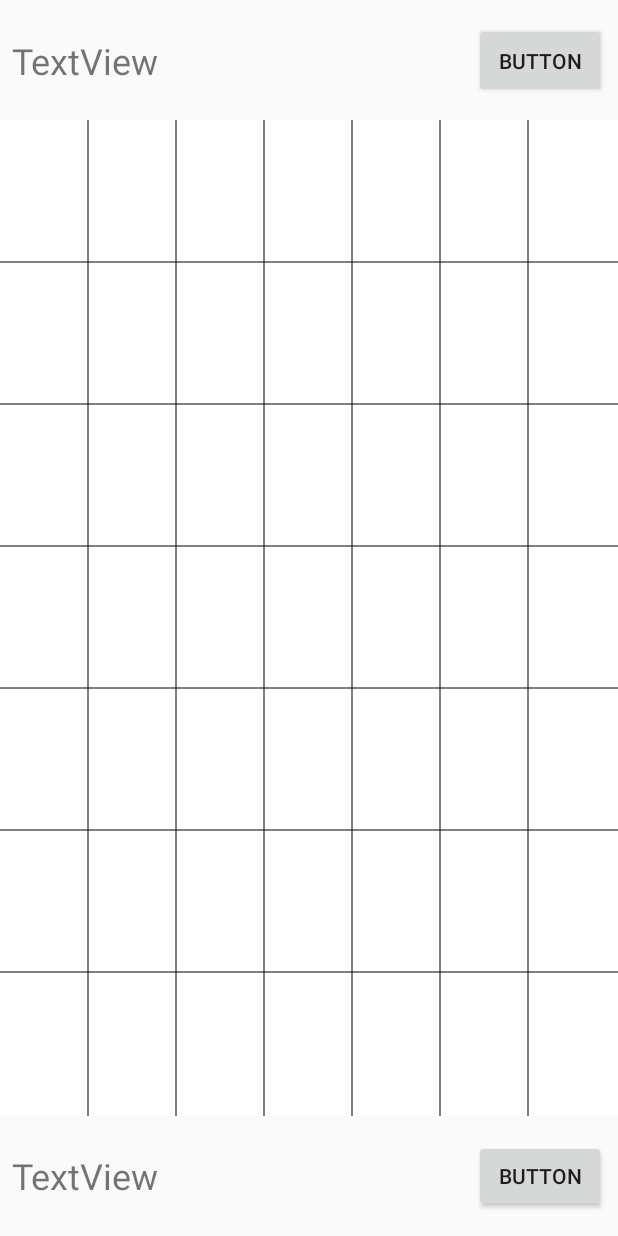
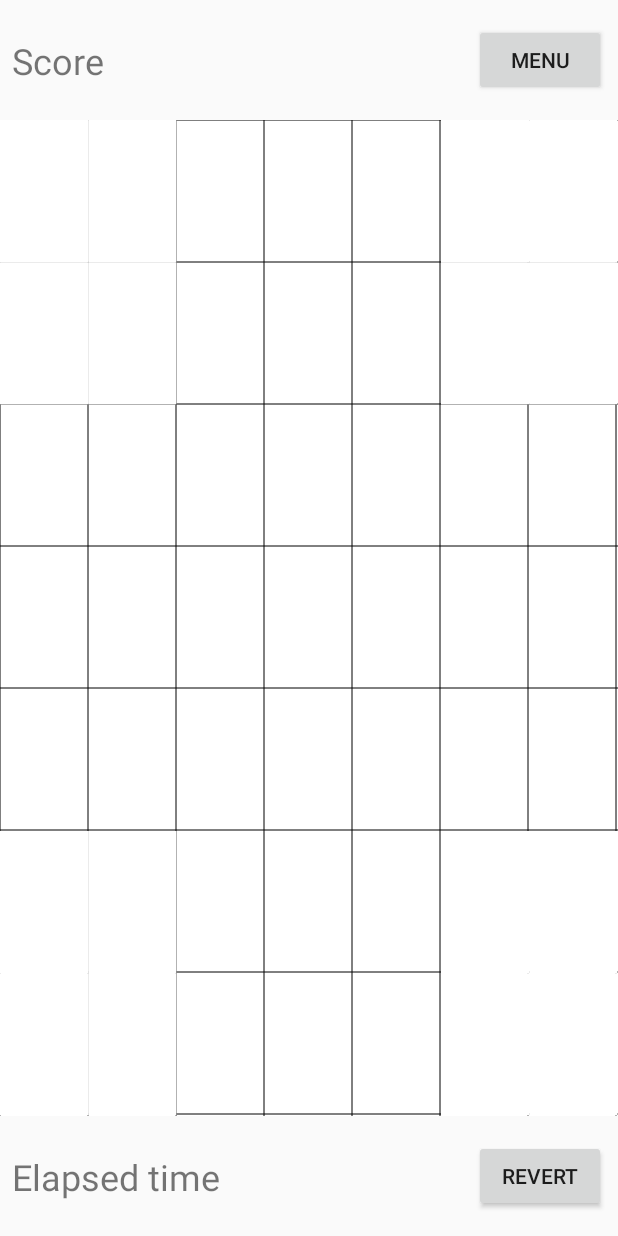
Before and after one commit to ermanergoz/PegSolutarie, an Android app: the screen it shows after launch (MainActivity), on a phone screen of 412 x 824 dp. Run offline under Robolectric (Android 15) with nearby library versions, the phone set to English and light mode, and no system bars.

Commit message:
start implementing game panel

```diff
--- a/app/src/main/AndroidManifest.xml
+++ b/app/src/main/AndroidManifest.xml
@@ -9,7 +9,7 @@
         android:roundIcon="@mipmap/ic_launcher_round"
         android:supportsRtl="true"
         android:theme="@style/AppTheme">
-        <activity android:name=".activities.MainActivity">
+        <activity android:name=".MainActivity">
             <intent-filter>
                 <action android:name="android.intent.action.MAIN" />
 
--- /dev/null
+++ b/app/src/main/java/com/erman/pegsolitarie/EnglishBoard.kt
@@ -0,0 +1,48 @@
+package com.erman.pegsolitarie
+
+import android.content.Context
+import android.content.res.Resources
+import android.util.TypedValue
+import android.view.View
+
+private const val gameGridHolderHeightOffset = 160f
+
+fun constructEnglishBoard(context: Context): View {
+    val px = TypedValue.applyDimension(
+        TypedValue.COMPLEX_UNIT_DIP,
+        gameGridHolderHeightOffset,
+        context.resources.displayMetrics
+    )
+
+    val screenWidth = Resources.getSystem().displayMetrics.widthPixels
+    val screenHeight = Resources.getSystem().displayMetrics.heightPixels - px.toInt()
+
+    val gameCorners: Array<IntArray> = Array(7) { IntArray(7) }
+
+    gameCorners[0][0] = -1
+    gameCorners[0][1] = -1
+    gameCorners[1][0] = -1
+    gameCorners[1][1] = -1
+
+    gameCorners[5][0] = -1
+    gameCorners[6][0] = -1
+    gameCorners[5][1] = -1
+    gameCorners[6][1] = -1
+
+    gameCorners[5][5] = -1
+    gameCorners[6][5] = -1  //TODO: Change these nasty stuff
+    gameCorners[5][6] = -1
+    gameCorners[6][6] = -1
+
+    gameCorners[5][5] = -1
+    gameCorners[6][5] = -1
+    gameCorners[5][6] = -1
+    gameCorners[6][6] = -1
+
+    gameCorners[0][5] = -1
+    gameCorners[1][5] = -1
+    gameCorners[0][6] = -1
+    gameCorners[1][6] = -1
+
+    return GridView(context, screenWidth, screenHeight,gameCorners, null)
+}
--- /dev/null
+++ b/app/src/main/java/com/erman/pegsolitarie/GridView.kt
@@ -0,0 +1,115 @@
+package com.erman.pegsolitarie
+
+import android.content.Context
+import android.graphics.Canvas
+import android.graphics.Color
+import android.graphics.Paint
+import android.util.AttributeSet
+import android.view.MotionEvent
+import android.view.View
+
+class GridView(
+    context: Context?,
+    private var screenWidth: Int,
+    private var screenHeight: Int,
+    private var cells: Array<IntArray>,
+    attrs: AttributeSet?
+) :
+    View(context, attrs) {
+
+    private var cellWidth = 0
+    private var cellHeight = 0
+    private val blackPaint: Paint = Paint()
+    private val cornerPaint: Paint = Paint()
+    private var numColumns: Int = cells.size
+    private var numRows: Int = cells[0].size
+
+    private fun calculateDimensions() {
+        if (numColumns < 1 || numRows < 1) {
+            return
+        }
+        cellWidth = screenWidth / numColumns
+        cellHeight = (screenHeight) / numRows
+
+        invalidate()
+    }
+
+    override fun onDraw(canvas: Canvas) {
+        calculateDimensions()
+
+        canvas.drawColor(Color.WHITE)
+        if (numColumns == 0 || numRows == 0) {
+            return
+        }
+        drawGridLines(canvas)
+        paintCorners(canvas)
+        paintCell(canvas)
+    }
+
+    private fun paintCorners(canvas: Canvas) {
+        for (i in cells.indices) {
+            for (j in cells[i].indices) {
+                if (cells[i][j] == -1)
+                    canvas.drawRect(
+                        (i * (cellWidth + 0.2)).toFloat(), (j * (cellHeight + 0.2)).toFloat(),
+                        ((i + 1) * (cellWidth + 0.2)).toFloat(), ((j + 1) * (cellHeight + 0.2)).toFloat(),
+                        cornerPaint
+                    )
+            }
+        }
+    }
+
+    private fun drawGridLines(canvas: Canvas) {
+        for (i in 0 until numColumns + 1) {
+            canvas.drawLine(
+                (i * cellWidth).toFloat(), 0F,
+                (i * cellWidth).toFloat(), height.toFloat(), blackPaint
+            )
+        }
+        for (i in 0 until numRows + 1) {
+            canvas.drawLine(
+                0F, (i * cellHeight).toFloat(),
+                width.toFloat(), (i * cellHeight).toFloat(), blackPaint
+            )
+        }
+    }
+
+    private fun paintCell(canvas: Canvas) {
+        for (i in 0 until numColumns) {
+            for (j in 0 until numRows) {
+                if (cells[i][j] == 1 && cells[i][j] != -1) {
+                    val centerX = (((i * cellWidth) + (((i + 1) * cellWidth))) / 2).toFloat()
+                    val centerY = (((j * cellHeight) + (((j + 1) * cellHeight))) / 2).toFloat()
+
+                    val radius = if (cellWidth < cellHeight)
+                        (cellWidth / 2).toFloat()
+                    else (cellHeight / 2).toFloat()
+
+                    canvas.drawCircle(centerX, centerY, radius, blackPaint)
+                }
+            }
+        }
+    }
+
+    override fun onTouchEvent(event: MotionEvent): Boolean {
+        if (event.action == MotionEvent.ACTION_DOWN) {
+            val column = (event.x / cellWidth).toInt()
+            val row = (event.y / cellHeight).toInt()
+
+            if (row < numRows && column < numColumns) {
+                if (cells[column][row] == 1)
+                    cells[column][row] = 0
+                else
+                    cells[column][row] = 1
+
+                invalidate()
+            }
+        }
+        return true
+    }
+
+    init {
+        cornerPaint.color = Color.WHITE
+        blackPaint.style = Paint.Style.FILL_AND_STROKE
+    }
+}
--- /dev/null
+++ b/app/src/main/java/com/erman/pegsolitarie/MainActivity.kt
@@ -0,0 +1,21 @@
+package com.erman.pegsolitarie
+
+import android.content.res.Resources
+import android.os.Bundle
+import android.util.TypedValue
+import android.view.WindowManager
+import androidx.appcompat.app.AppCompatActivity
+import kotlinx.android.synthetic.main.activity_main.*
+
+class MainActivity : AppCompatActivity() {
+
+    override fun onCreate(savedInstanceState: Bundle?) {
+        super.onCreate(savedInstanceState)
+
+        setContentView(R.layout.activity_main)
+
+        window.setFlags(WindowManager.LayoutParams.FLAG_FULLSCREEN, WindowManager.LayoutParams.FLAG_FULLSCREEN)
+
+        gameGridHolder.addView(constructEnglishBoard(this))
+    }
+}
--- a/app/src/main/java/com/erman/pegsolitarie/activities/MainActivity.kt
+++ /dev/null
@@ -1,26 +0,0 @@
-package com.erman.pegsolitarie.activities
-
-import android.os.Bundle
-import android.view.WindowManager
-import androidx.appcompat.app.AppCompatActivity
-import androidx.fragment.app.FragmentManager
-import com.erman.pegsolitarie.R
-import com.erman.pegsolitarie.fragments.EnglishBoardFragment
-
-class MainActivity : AppCompatActivity() {
-
-    private val fragmentManager: FragmentManager = supportFragmentManager
-
-    override fun onCreate(savedInstanceState: Bundle?) {
-        super.onCreate(savedInstanceState)
-
-        setContentView(R.layout.activity_main)
-
-        window.setFlags(
-            WindowManager.LayoutParams.FLAG_FULLSCREEN,
-            WindowManager.LayoutParams.FLAG_FULLSCREEN
-        )
-
-        fragmentManager.beginTransaction().add(R.id.fragmentHolder, EnglishBoardFragment()).addToBackStack("").commit()
-    }
-}
--- a/app/src/main/java/com/erman/pegsolitarie/fragments/EnglishBoardFragment.kt
+++ /dev/null
@@ -1,45 +0,0 @@
-package com.erman.pegsolitarie.fragments
-
-import android.content.res.Resources
-import android.os.Bundle
-import android.util.TypedValue
-import android.view.LayoutInflater
-import android.view.View
-import android.view.ViewGroup
-import androidx.fragment.app.Fragment
-import com.erman.pegsolitarie.R
-import com.erman.pegsolitarie.views.GridView
-import kotlinx.android.synthetic.main.fragment_english_board.*
-
-class EnglishBoardFragment : Fragment() {
-
-    override fun onCreateView(
-        inflater: LayoutInflater,
-        container: ViewGroup?,
-        savedInstanceState: Bundle?
-    ): View? {
-        return inflater.inflate(R.layout.fragment_english_board, container, false)
-    }
-
-    override fun onViewCreated(view: View, savedInstanceState: Bundle?) {
-        super.onViewCreated(view, savedInstanceState)
-
-        val px = TypedValue.applyDimension(
-            TypedValue.COMPLEX_UNIT_DIP,
-            160f,
-            resources.displayMetrics
-        )
-
-        var gameView = GridView(
-            context,
-            7,
-            7,
-            Resources.getSystem().displayMetrics.widthPixels,
-            Resources.getSystem().displayMetrics.heightPixels-px.toInt(),
-            null
-        )
-        gameView.id = R.id.gameView
-
-        linearLayout.addView(gameView)
-    }
-}
--- a/app/src/main/java/com/erman/pegsolitarie/views/GridView.kt
+++ /dev/null
@@ -1,91 +0,0 @@
-package com.erman.pegsolitarie.views
-
-import android.content.Context
-import android.graphics.Canvas
-import android.graphics.Color
-import android.graphics.Paint
-import android.util.AttributeSet
-import android.util.Log
-import android.view.MotionEvent
-import android.view.View
-
-class GridView(
-    context: Context?,
-    private var numColumns: Int,
-    private var numRows: Int,
-    private var screenWidth: Int,
-    private var screenHeight: Int,
-    attrs: AttributeSet?
-) :
-    View(context, attrs) {
-
-    private var cellWidth = 0
-    private var cellHeight = 0
-    private val blackPaint: Paint = Paint()
-    private var cellChecked: Array<BooleanArray> = Array(numColumns) { BooleanArray(numRows) }
-    /*
-        override fun onSizeChanged(w: Int, h: Int, oldw: Int, oldh: Int) {
-            super.onSizeChanged(w, h, oldw, oldh)
-            calculateDimensions()
-        }
-    */
-    private fun calculateDimensions() {
-        if (numColumns < 1 || numRows < 1) {
-            return
-        }
-
-        cellWidth = screenWidth / numColumns
-        cellHeight = (screenHeight) / numRows
-
-        invalidate()
-    }
-
-    override fun onDraw(canvas: Canvas) {
-        calculateDimensions()
-
-        canvas.drawColor(Color.WHITE)
-        if (numColumns == 0 || numRows == 0) {
-            return
-        }
-        val width = screenWidth
-        val height = screenHeight
-        Log.e("width and height", screenWidth.toString() + " - " + screenHeight)
-        for (i in 0 until numColumns) {
-            for (j in 0 until numRows) {
-                if (cellChecked[i][j]) {
-                    canvas.drawRect(
-                        (i * cellWidth).toFloat(), (j * cellHeight).toFloat(),
-                        ((i + 1) * cellWidth).toFloat(), ((j + 1) * cellHeight).toFloat(),
-                        blackPaint
-                    )   //to fill the square
-                }
-            }
-        }
-        for (i in 1 until numColumns) {
-            canvas.drawLine(
-                (i * cellWidth).toFloat(), 0F,
-                (i * cellWidth).toFloat(), height.toFloat(), blackPaint
-            )
-        }
-        for (i in 1 until numRows) {
-            canvas.drawLine(
-                0F, (i * cellHeight).toFloat(),
-                width.toFloat(), (i * cellHeight).toFloat(), blackPaint
-            )
-        }
-    }
-
-    override fun onTouchEvent(event: MotionEvent): Boolean {
-        if (event.action == MotionEvent.ACTION_DOWN) {
-            val column = (event.x / cellWidth).toInt()
-            val row = (event.y / cellHeight).toInt()
-            cellChecked[column][row] = !cellChecked[column][row]
-            invalidate()
-        }
-        return true
-    }
-
-    init {
-        blackPaint.setStyle(Paint.Style.FILL_AND_STROKE)
-    }
-}
--- a/app/src/main/res/layout/activity_main.xml
+++ b/app/src/main/res/layout/activity_main.xml
@@ -5,42 +5,95 @@
     android:layout_width="match_parent"
     android:layout_height="match_parent">
 
-    <FrameLayout
-        android:id="@+id/fragmentHolder"
-        android:layout_width="0dp"
-        android:layout_height="0dp"
-        app:layout_constraintBottom_toTopOf="@+id/textView"
+    <androidx.constraintlayout.widget.ConstraintLayout
+        android:id="@+id/toolbarTop"
+        android:layout_width="match_parent"
+        android:layout_height="80dp"
+
         app:layout_constraintEnd_toEndOf="parent"
-        app:layout_constraintHorizontal_bias="0.5"
         app:layout_constraintStart_toStartOf="parent"
         app:layout_constraintTop_toTopOf="parent">
 
+        <TextView
+            android:id="@+id/scoreTextView"
+            android:layout_width="wrap_content"
+            android:layout_height="wrap_content"
+            android:layout_marginStart="8dp"
+            android:layout_marginLeft="8dp"
+            android:text="Score"
+            android:textSize="24sp"
+            app:layout_constraintBottom_toBottomOf="parent"
+            app:layout_constraintStart_toStartOf="parent"
+            app:layout_constraintTop_toTopOf="parent" />
+
+        <Button
+            android:id="@+id/menuButton"
+            android:layout_width="wrap_content"
+            android:layout_height="wrap_content"
+            android:layout_marginStart="8dp"
+            android:layout_marginLeft="8dp"
+            android:layout_marginEnd="8dp"
+            android:layout_marginRight="8dp"
+            android:text="Menu"
+            app:layout_constrainedWidth="true"
+            app:layout_constraintBottom_toBottomOf="parent"
+            app:layout_constraintEnd_toEndOf="parent"
+            app:layout_constraintHorizontal_bias="1.0"
+            app:layout_constraintStart_toEndOf="@+id/scoreTextView"
+            app:layout_constraintTop_toTopOf="parent" />
+
+    </androidx.constraintlayout.widget.ConstraintLayout>
+
+    <FrameLayout
+        android:id="@+id/gameGridHolder"
+        android:layout_width="0dp"
+        android:layout_height="0dp"
+        app:layout_constraintBottom_toTopOf="@+id/toolbarBottom"
+        app:layout_constraintEnd_toEndOf="parent"
+        app:layout_constraintStart_toStartOf="parent"
+        app:layout_constraintTop_toBottomOf="@+id/toolbarTop">
+
     </FrameLayout>
 
+    <androidx.constraintlayout.widget.ConstraintLayout
+        android:id="@+id/toolbarBottom"
+        android:layout_width="match_parent"
+        android:layout_height="80dp"
+
+
+        app:layout_constraintBottom_toBottomOf="parent"
+        app:layout_constraintEnd_toEndOf="parent"
+        app:layout_constraintHorizontal_bias="0.5"
+        app:layout_constraintStart_toStartOf="parent">
+
         <TextView
-        android:id="@+id/textView"
+            android:id="@+id/elapsedTimeTextView"
             android:layout_width="wrap_content"
-        android:layout_height="80dp"
+            android:layout_height="wrap_content"
             android:layout_marginStart="8dp"
             android:layout_marginLeft="8dp"
-        android:gravity="center|left"
-        android:text="TextView"
+            android:text="Elapsed time"
             android:textSize="24sp"
             app:layout_constraintBottom_toBottomOf="parent"
-        app:layout_constraintEnd_toStartOf="@+id/button2"
-        app:layout_constraintHorizontal_bias="0.0"
             app:layout_constraintStart_toStartOf="parent"
-        app:layout_constraintTop_toBottomOf="@+id/fragmentHolder"
-        app:layout_constraintVertical_bias="1.0" />
+            app:layout_constraintTop_toTopOf="parent" />
 
         <Button
-        android:id="@+id/button2"
+            android:id="@+id/revertButton"
             android:layout_width="wrap_content"
             android:layout_height="wrap_content"
+            android:layout_marginStart="8dp"
+            android:layout_marginLeft="8dp"
             android:layout_marginEnd="8dp"
             android:layout_marginRight="8dp"
-        android:text="Button"
+            android:text="Revert"
+            app:layout_constrainedWidth="true"
             app:layout_constraintBottom_toBottomOf="parent"
             app:layout_constraintEnd_toEndOf="parent"
-        app:layout_constraintTop_toBottomOf="@+id/fragmentHolder" />
+            app:layout_constraintHorizontal_bias="1.0"
+            app:layout_constraintStart_toEndOf="@+id/elapsedTimeTextView"
+            app:layout_constraintTop_toTopOf="parent" />
+
     </androidx.constraintlayout.widget.ConstraintLayout>
+
+</androidx.constraintlayout.widget.ConstraintLayout>
--- a/app/src/main/res/layout/fragment_english_board.xml
+++ /dev/null
@@ -1,47 +0,0 @@
-<?xml version="1.0" encoding="utf-8"?>
-<LinearLayout xmlns:android="http://schemas.android.com/apk/res/android"
-    xmlns:app="http://schemas.android.com/apk/res-auto"
-    xmlns:tools="http://schemas.android.com/tools"
-    android:id="@+id/linearLayout"
-    android:layout_width="match_parent"
-    android:layout_height="match_parent"
-    android:orientation="vertical">
-
-    <androidx.constraintlayout.widget.ConstraintLayout
-        android:id="@+id/toolbar"
-        android:layout_width="match_parent"
-        android:layout_height="80dp"
-
-        app:layout_constraintEnd_toEndOf="parent"
-        app:layout_constraintStart_toStartOf="parent">
-
-        <TextView
-            android:id="@+id/textView3"
-            android:layout_width="wrap_content"
-            android:layout_height="wrap_content"
-            android:layout_marginStart="8dp"
-            android:layout_marginLeft="8dp"
-            android:text="TextView"
-            android:textSize="24sp"
-            app:layout_constraintBottom_toBottomOf="parent"
-            app:layout_constraintStart_toStartOf="parent"
-            app:layout_constraintTop_toTopOf="parent" />
-
-        <Button
-            android:id="@+id/button"
-            android:layout_width="wrap_content"
-            android:layout_height="50dp"
-            android:layout_marginStart="8dp"
-            android:layout_marginLeft="8dp"
-            android:layout_marginEnd="8dp"
-            app:layout_constrainedWidth="true"
-            android:layout_marginRight="8dp"
-            android:text="Button"
-            app:layout_constraintBottom_toBottomOf="parent"
-            app:layout_constraintEnd_toEndOf="parent"
-            app:layout_constraintHorizontal_bias="1.0"
-            app:layout_constraintStart_toEndOf="@+id/textView3"
-            app:layout_constraintTop_toTopOf="parent" />
-
-    </androidx.constraintlayout.widget.ConstraintLayout>
-</LinearLayout>
```
Lines whose indentation alone changed are shown as unchanged.
